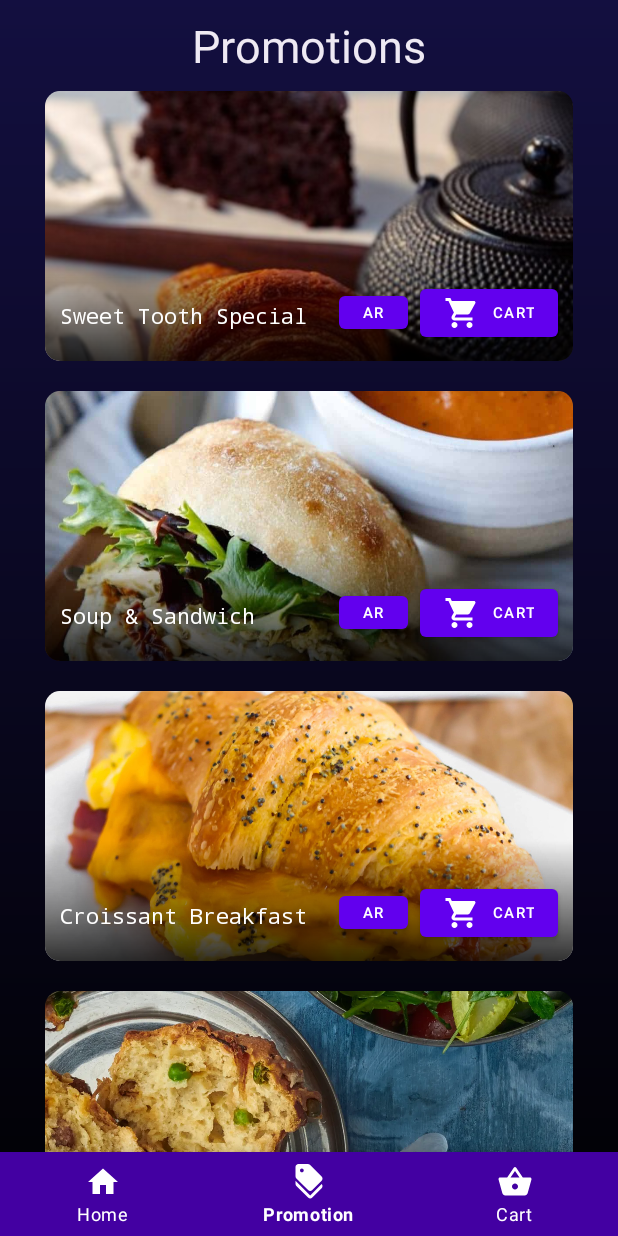
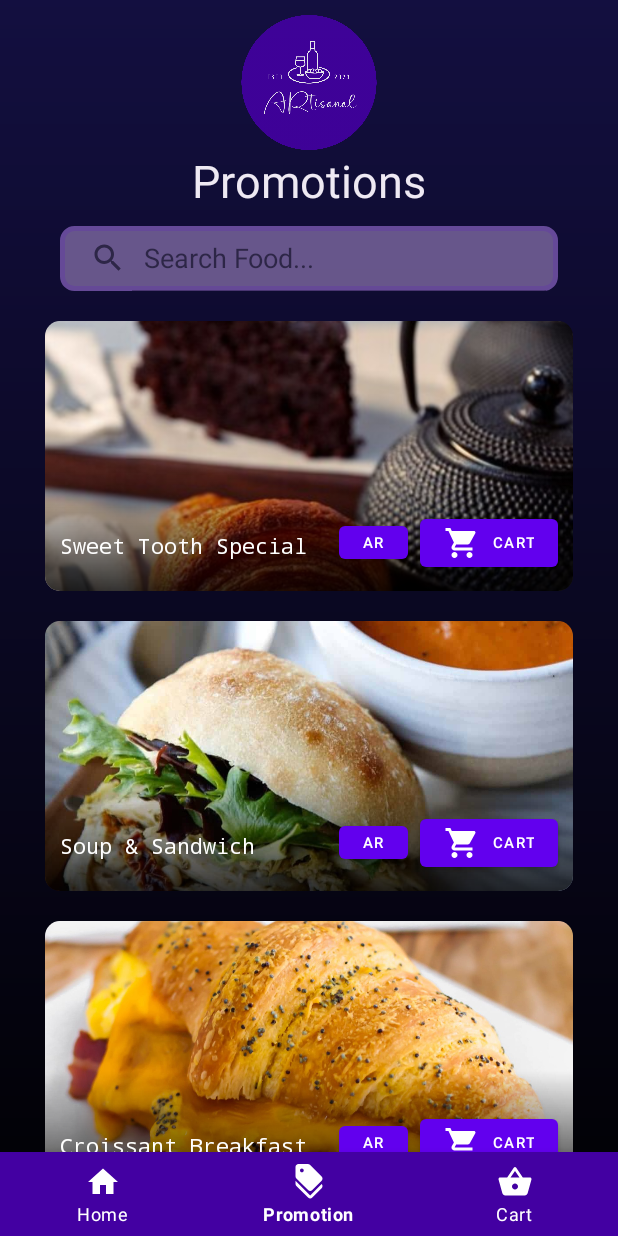
Before and after one commit to ngjw1599/android-project, an Android app: the screen it shows after launch (MainActivity), item 2 of the bottom bar chosen, on a phone screen of 412 x 824 dp. Run offline under Robolectric (Android 15) with nearby library versions, the phone set to English and light mode, and no system bars; Roboto replaces fonts that are not available here.

Commit message:
UI fixes // working on the rest later

```diff
--- a/app/src/main/res/layout/fragment_promotion.xml
+++ b/app/src/main/res/layout/fragment_promotion.xml
@@ -8,6 +8,7 @@
     android:background="#130F40"
     tools:context=".Promotion_Fragment">
 
+
     <ImageView
         android:id="@+id/gradient"
         android:layout_width="match_parent"
@@ -16,21 +17,33 @@
         app:srcCompat="@drawable/card_gradient"
         tools:layout_editor_absoluteX="0dp" />
 
+
+    <ImageView
+        android:id="@+id/logoBackground"
+        android:layout_width="match_parent"
+        android:layout_height="100dp"
+        android:paddingTop="10dp"
+        android:alpha="0.9"
+        app:layout_constraintBottom_toTopOf="@+id/promoText"
+        app:layout_constraintStart_toStartOf="parent"
+        app:layout_constraintTop_toTopOf="parent"
+        app:srcCompat="@drawable/artisanal_logo"/>
+
     <TextView
         android:id="@+id/promoText"
         android:layout_width="wrap_content"
         android:layout_height="wrap_content"
         android:fontFamily="@font/alegreya_sc"
-        android:padding="10dp"
+        android:paddingBottom="10dp"
         android:text="@string/promotions"
         android:textColor="#EEE9F3"
         android:textSize="30dp"
-        app:layout_constraintBottom_toTopOf="@id/promoRecyclerView"
+        app:layout_constraintBottom_toTopOf="@id/searchBar"
         app:layout_constraintEnd_toEndOf="parent"
-        app:layout_constraintStart_toStartOf="parent"
-        app:layout_constraintTop_toTopOf="parent" />
+        app:layout_constraintStart_toStartOf="parent" />
 
     <androidx.recyclerview.widget.RecyclerView
+        android:layout_marginTop="20dp"
         android:id="@+id/promoRecyclerView"
         android:layout_width="0dp"
         android:layout_height="0dp"
@@ -38,12 +51,23 @@
         app:layout_constraintEnd_toEndOf="parent"
         app:layout_constraintHorizontal_bias="1.0"
         app:layout_constraintStart_toStartOf="parent"
-        app:layout_constraintTop_toBottomOf="@id/promoText"
+        app:layout_constraintTop_toBottomOf="@id/searchBar"
         app:layout_constraintVertical_bias="0.0" />
 
-
-
-
+    <androidx.appcompat.widget.SearchView
+        android:id="@+id/searchBar"
+        android:layout_width="match_parent"
+        android:layout_height="43dp"
+        android:layout_marginStart="40dp"
+        android:layout_marginEnd="40dp"
+        android:alpha="0.5"
+        android:background="@drawable/search_view"
+        android:textAlignment="center"
+        app:layout_constraintEnd_toEndOf="parent"
+        app:layout_constraintStart_toStartOf="parent"
+        app:layout_constraintTop_toBottomOf="@+id/promoText"
+        app:queryHint="@string/search_prompt"
+        app:iconifiedByDefault="false"/>
 
 
 </androidx.constraintlayout.widget.ConstraintLayout>
--- a/app/src/main/res/layout/fragment_view_cart.xml
+++ b/app/src/main/res/layout/fragment_view_cart.xml
@@ -76,7 +76,7 @@
         android:fontFamily="sans-serif-black"
         android:text="@string/total"
         android:textSize="20sp"
-        app:layout_constraintBottom_toTopOf="@+id/orderSummaryButton"
+        app:layout_constraintBottom_toTopOf="@+id/confirmOrderButton"
         app:layout_constraintEnd_toStartOf="@+id/totalPrice"
         app:layout_constraintStart_toStartOf="parent"
         app:layout_constraintTop_toBottomOf="@+id/CartItems" />
```
Also changed, not shown: app/src/main/res/layout/fragment_home.xml (+15 -5 lines).
